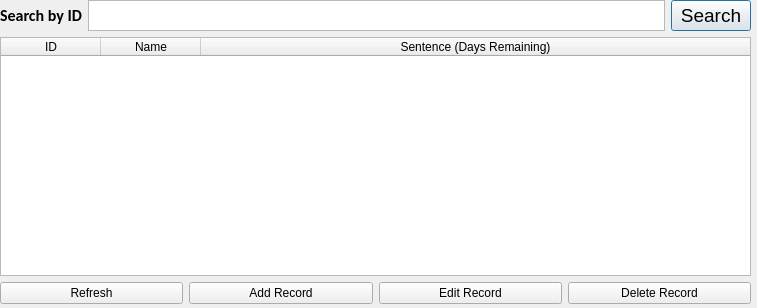
This is table.ui in AmirQadir/PrisonManagementSystem as Qt 5 draws it before an edit. The edited form follows.
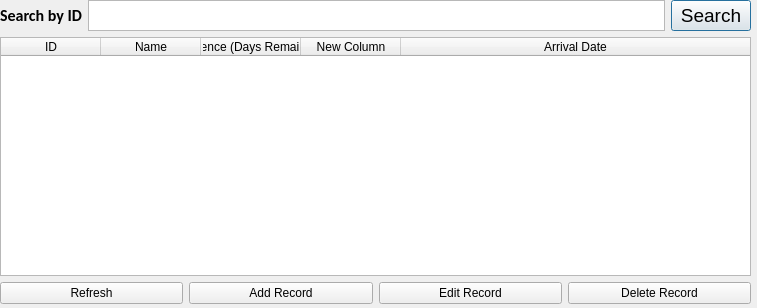
This is the edited form.

```diff
--- a/table.ui
+++ b/table.ui
@@ -93,6 +93,16 @@
         <string>Sentence (Days Remaining)</string>
        </property>
       </column>
+      <column>
+       <property name="text">
+        <string>New Column</string>
+       </property>
+      </column>
+      <column>
+       <property name="text">
+        <string>Arrival Date</string>
+       </property>
+      </column>
      </widget>
     </item>
     <item>
```
